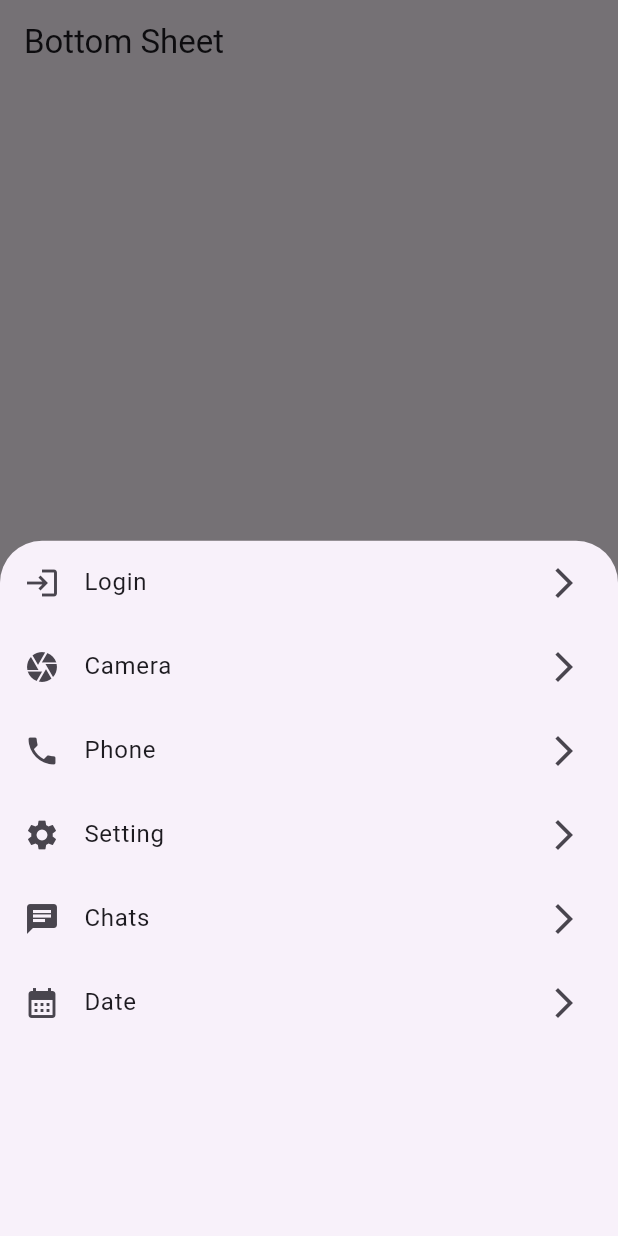
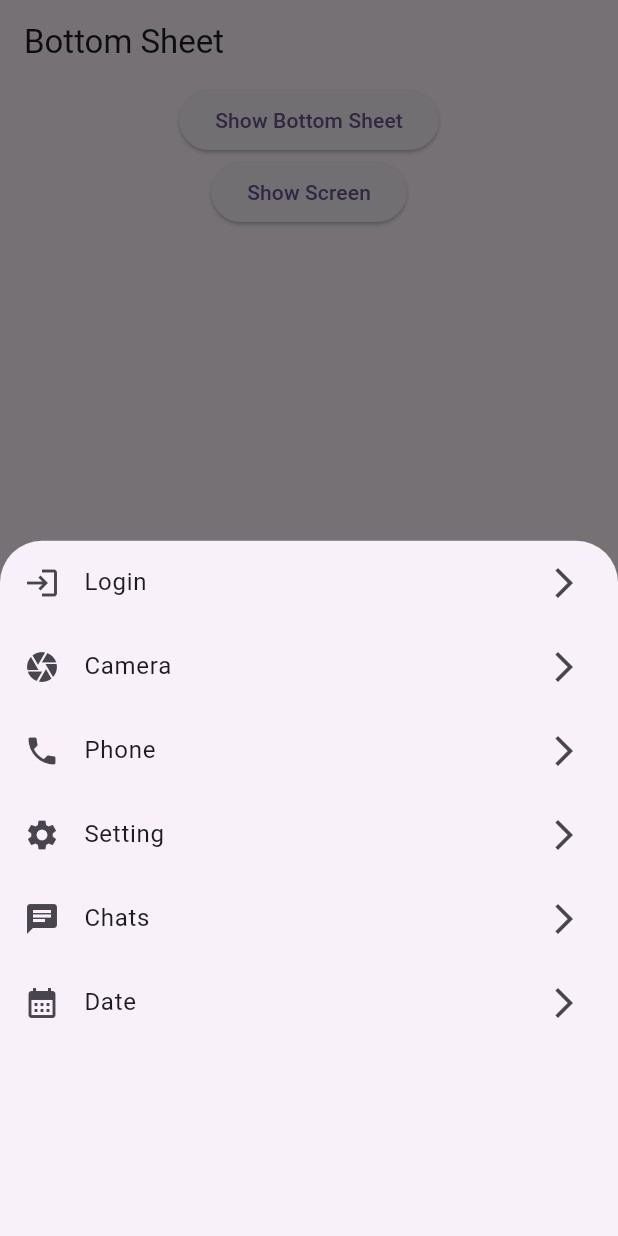
Before and after one commit to AbRehman536/Flutter_sec_1, a Flutter app: the screen it shows after launch, after a tap on "Show Bottom Sheet", on a phone screen of 412 x 824 dp. Run offline on Flutter 3.47's test engine with Material 3 defaults, Android fonts, the light colour scheme and no system bars; our stand-ins replace smooth_page_indicator.

Commit message:
bottom_sheet done

```diff
--- a/lib/bottom_sheet.dart
+++ b/lib/bottom_sheet.dart
@@ -1,4 +1,5 @@
 import 'package:flutter/material.dart';
+import 'package:flutter_sec_1/gridview.dart';
 import 'package:flutter_sec_1/login.dart';
 
 class BottomSheetView extends StatelessWidget {
@@ -11,7 +12,9 @@ class BottomSheetView extends StatelessWidget {
         title: Text("Bottom Sheet"),
       ),
       body: Center(
-        child: ElevatedButton(onPressed: (){
+        child: Column(
+          children: [
+            ElevatedButton(onPressed: (){
               showModalBottomSheet(
                   context: context,
                   builder: (context){
@@ -69,6 +72,22 @@ class BottomSheetView extends StatelessWidget {
                     );
                   });
             }, child: Text("Show Bottom Sheet")),
+            Builder(
+              builder: (context) {
+                return ElevatedButton(
+                  onPressed: () {
+                    Scaffold.of(context).showBottomSheet(
+                          (context) => GridViewDemo(),
+                    );
+                  },
+                  child: Text("Show Screen"),
+                );
+              },
+            )
+
+          ],
+        ),
+
       ),
     );
   }
```
Lines whose indentation alone changed are shown as unchanged.
